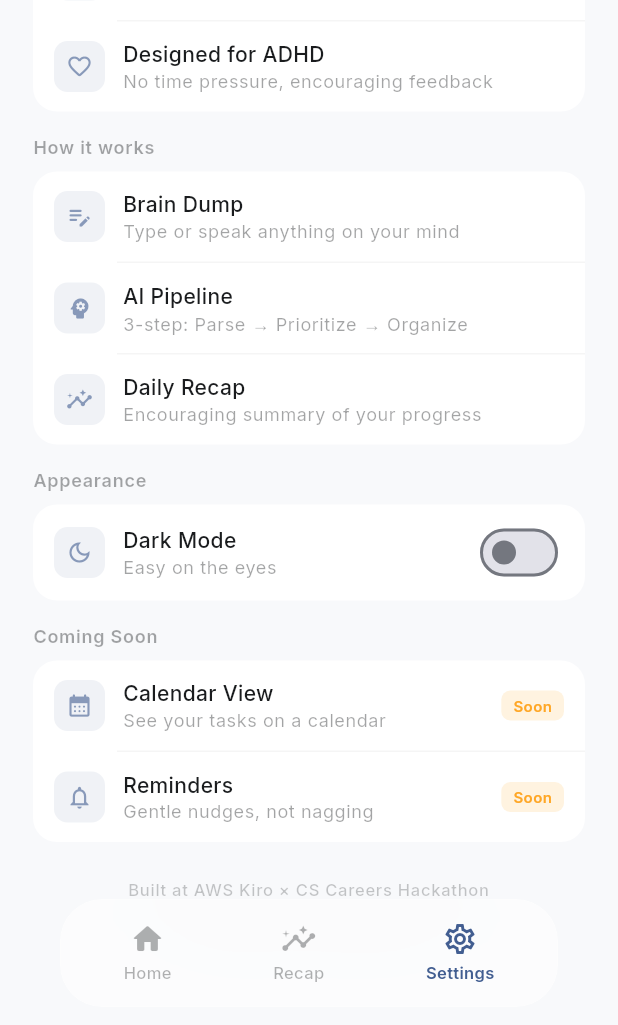
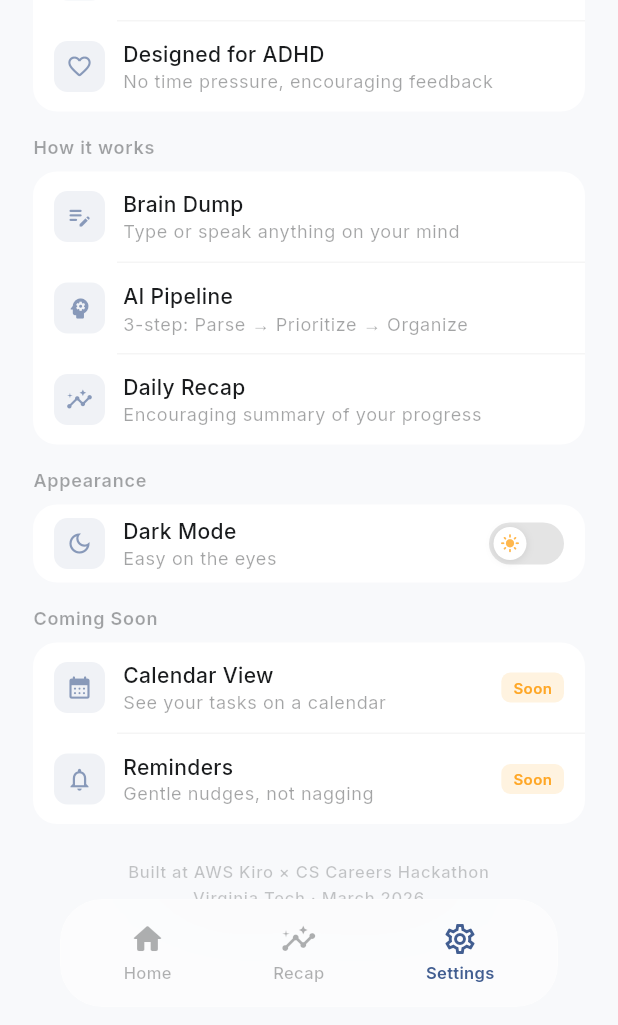
Before and after one commit to SeaL773/clarity, a Flutter app: the screen it shows after launch, item 3 of the bottom bar chosen, on a phone screen of 412 x 824 dp, the part 211-1236 px from its top. Run offline on Flutter 3.47's test engine with Material 3 defaults, Android fonts, the phone set to English and light mode, and no system bars; our stand-ins replace dio, google_fonts, speech_to_text.

Commit message:
fix: custom dark mode toggle with sun/moon icons

```diff
--- a/frontend/clarity_app/lib/screens/settings_screen.dart
+++ b/frontend/clarity_app/lib/screens/settings_screen.dart
@@ -96,9 +96,49 @@ class SettingsScreen extends StatelessWidget {
                           ],
                         ),
                       ),
-                      Switch(
-                        value: provider.isDarkMode,
-                        onChanged: (_) => provider.toggleDarkMode(),
+                      GestureDetector(
+                        onTap: () => provider.toggleDarkMode(),
+                        child: AnimatedContainer(
+                          duration: const Duration(milliseconds: 250),
+                          width: 50,
+                          height: 28,
+                          padding: const EdgeInsets.all(3),
+                          decoration: BoxDecoration(
+                            borderRadius: BorderRadius.circular(14),
+                            color: provider.isDarkMode
+                                ? theme.colorScheme.primary
+                                : theme.colorScheme.onSurface.withValues(alpha: 0.12),
+                          ),
+                          child: AnimatedAlign(
+                            duration: const Duration(milliseconds: 250),
+                            curve: Curves.easeOut,
+                            alignment: provider.isDarkMode ? Alignment.centerRight : Alignment.centerLeft,
+                            child: Container(
+                              width: 22,
+                              height: 22,
+                              decoration: BoxDecoration(
+                                shape: BoxShape.circle,
+                                color: Colors.white,
+                                boxShadow: [
+                                  BoxShadow(
+                                    color: Colors.black.withValues(alpha: 0.1),
+                                    blurRadius: 4,
+                                    offset: const Offset(0, 1),
+                                  ),
+                                ],
+                              ),
+                              child: Center(
+                                child: Icon(
+                                  provider.isDarkMode ? Icons.dark_mode_rounded : Icons.light_mode_rounded,
+                                  size: 13,
+                                  color: provider.isDarkMode
+                                      ? theme.colorScheme.primary
+                                      : Colors.orange.shade300,
+                                ),
+                              ),
+                            ),
+                          ),
+                        ),
                       ),
                     ],
                   ),
```
